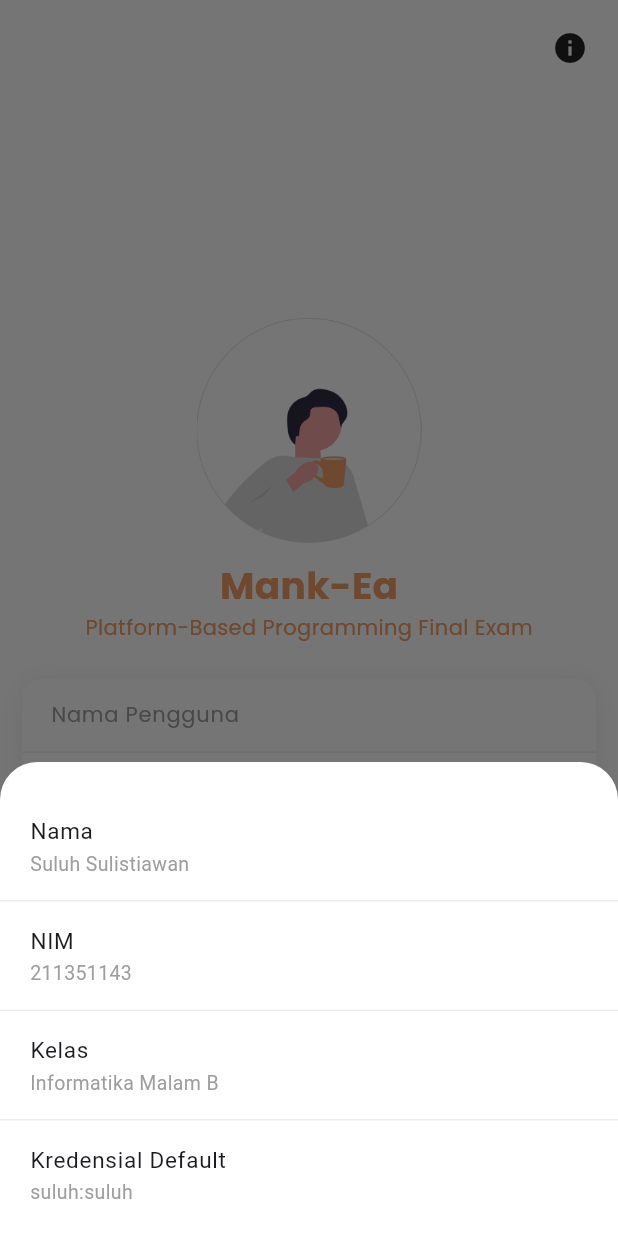
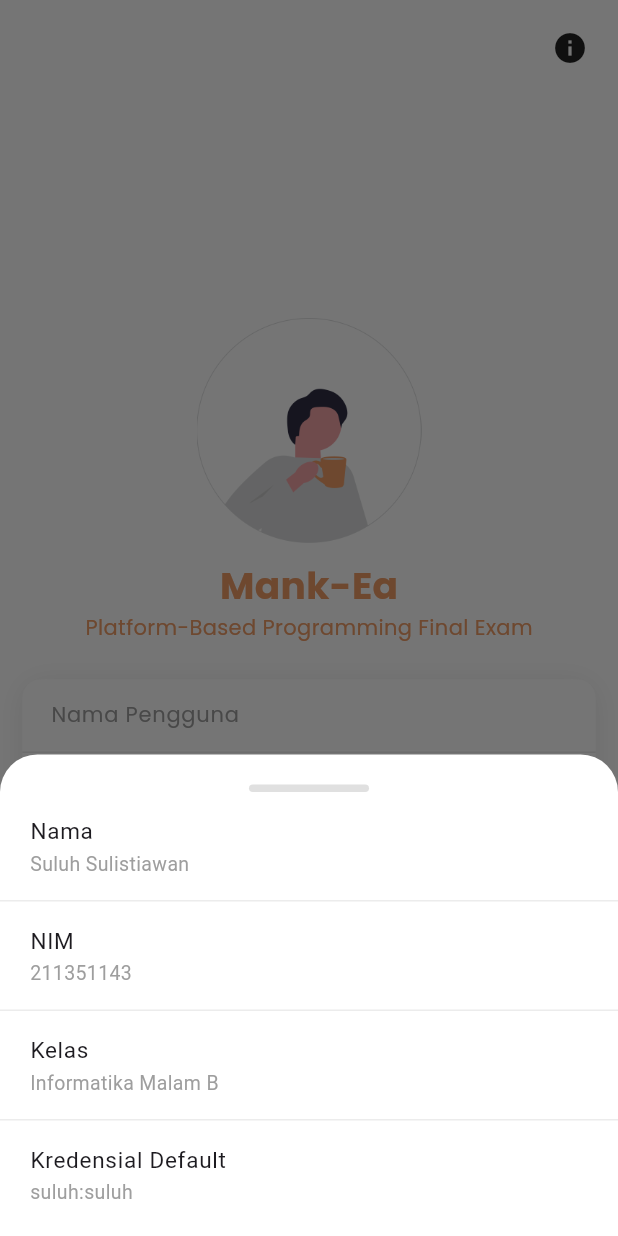
Before and after one commit to sooluh/mankea, a Flutter app: the screen it shows after launch, after a tap on the "info" icon, on a phone screen of 412 x 824 dp. Run offline on Flutter 3.47's test engine with Material 3 defaults, Android fonts, the phone set to English and light mode, and no system bars; our stand-ins replace get, shared_preferences, shimmer, sqflite, toast; accounts and stored records are empty.

Commit message:
feat: add bottom sheet indicator

```diff
--- a/lib/page/login.dart
+++ b/lib/page/login.dart
@@ -115,7 +115,18 @@ class LoginState extends State<Login> {
                 mainAxisSize: MainAxisSize.min,
                 children: <Widget>[
                   Padding(
-                    padding: const EdgeInsets.only(top: 20, bottom: 5),
+                    padding: const EdgeInsets.only(top: 20),
+                    child: Container(
+                      height: 5,
+                      width: 80,
+                      decoration: BoxDecoration(
+                        color: Colors.grey[300],
+                        borderRadius: BorderRadius.circular(8),
+                      ),
+                    ),
+                  ),
+                  Padding(
+                    padding: const EdgeInsets.only(bottom: 5),
                     child: Column(
                       crossAxisAlignment: CrossAxisAlignment.start,
                       children: <Widget>[
```
